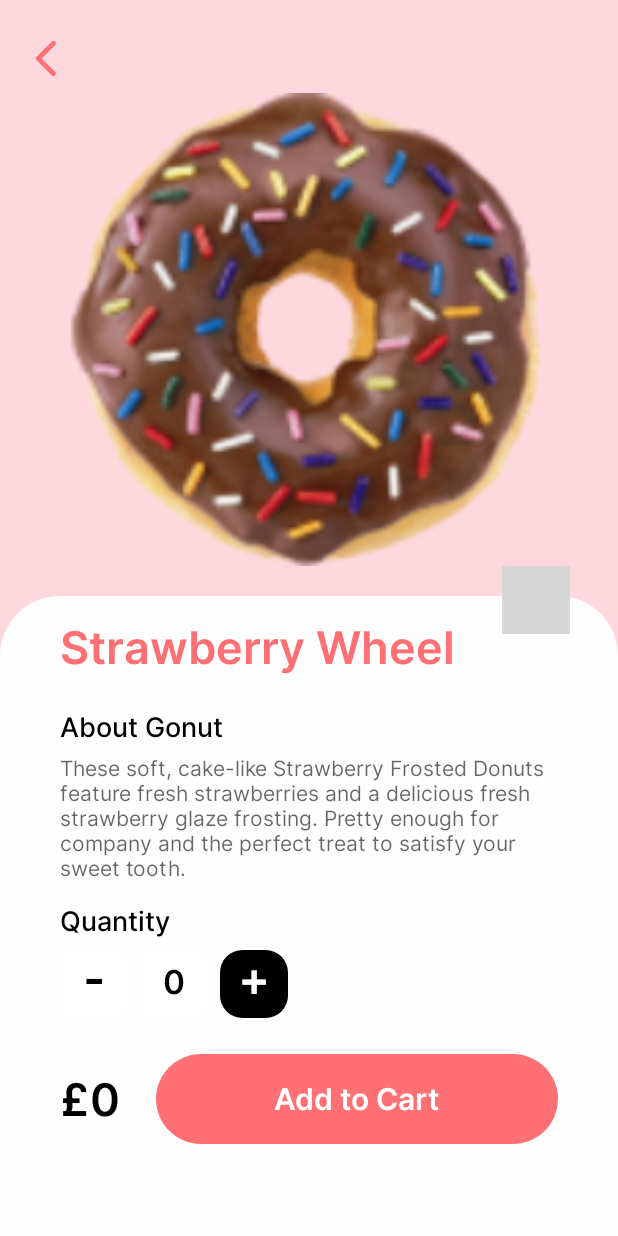
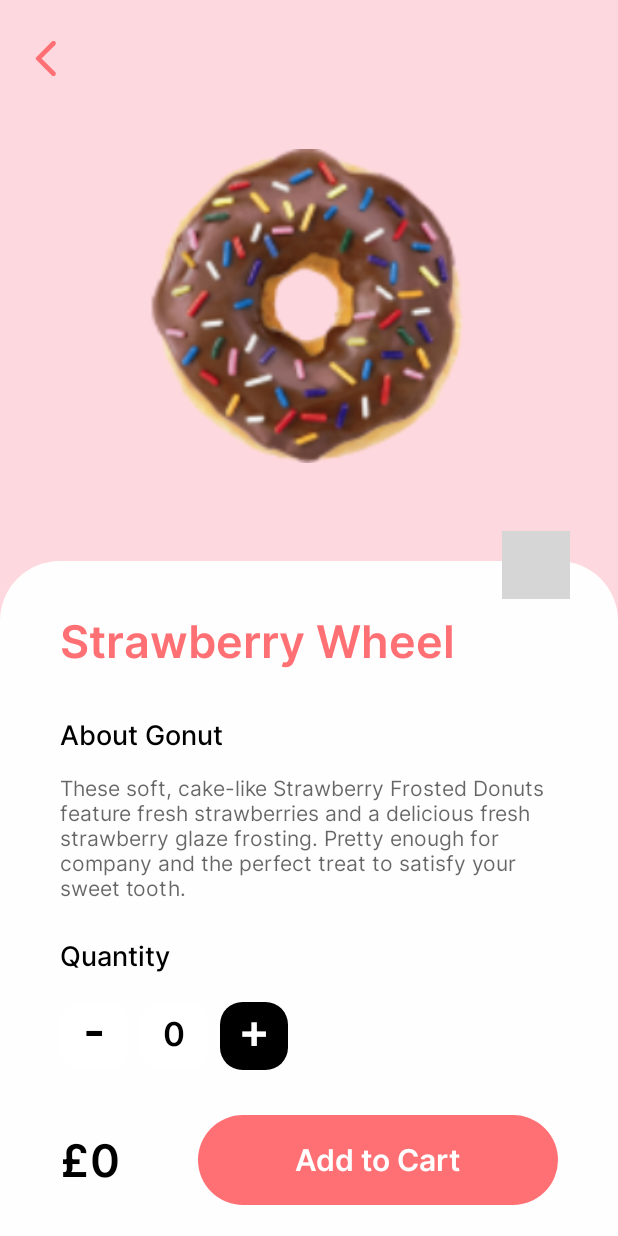
Before and after one commit to mosayed01/My-Donuts, an Android app built with Jetpack Compose: the @Preview function Preview, on a phone screen of 412 x 824 dp. Run offline under Robolectric (Android 15) with nearby library versions, the phone set to English and light mode, and no system bars; our stand-ins replace accompanist; grey boxes are pictures that could not be loaded.

Commit message:
sadly: match design spacing

```diff
--- a/app/src/main/java/com/mooncake/mydonuts/presntation/screens/donuts_details/DonutsDetailsScreen.kt
+++ b/app/src/main/java/com/mooncake/mydonuts/presntation/screens/donuts_details/DonutsDetailsScreen.kt
@@ -1,7 +1,6 @@
 package com.mooncake.mydonuts.presntation.screens.donuts_details
 
 import androidx.compose.animation.Crossfade
-import androidx.compose.animation.animateContentSize
 import androidx.compose.foundation.Image
 import androidx.compose.foundation.background
 import androidx.compose.foundation.clickable
@@ -13,6 +12,7 @@ import androidx.compose.foundation.layout.fillMaxSize
 import androidx.compose.foundation.layout.fillMaxWidth
 import androidx.compose.foundation.layout.padding
 import androidx.compose.foundation.layout.size
+import androidx.compose.foundation.layout.width
 import androidx.compose.foundation.shape.CircleShape
 import androidx.compose.foundation.shape.RoundedCornerShape
 import androidx.compose.material3.Icon
@@ -22,6 +22,7 @@ import androidx.compose.runtime.Composable
 import androidx.compose.runtime.collectAsState
 import androidx.compose.runtime.getValue
 import androidx.compose.ui.Alignment
+import androidx.compose.ui.Alignment.Companion.CenterHorizontally
 import androidx.compose.ui.Modifier
 import androidx.compose.ui.draw.clip
 import androidx.compose.ui.layout.ContentScale
@@ -59,11 +60,7 @@ fun DonutsDetailsScreenContent(
     listener: DonutsDetailsInteractionsListener,
     modifier: Modifier = Modifier
 ) {
-    Column(
-        modifier = modifier
-            .fillMaxSize()
-            .background(state.color),
-    ) {
+    Column(modifier = modifier.fillMaxSize().background(state.color)) {
         Icon(
             painter = painterResource(id = R.drawable.ic_arrow_back),
             contentDescription = "back",
@@ -76,12 +73,12 @@ fun DonutsDetailsScreenContent(
         Image(
             painter = painterResource(id = state.image), contentDescription = "image",
             modifier = Modifier
-                .fillMaxWidth()
+                .size(300.dp)
                 .padding(horizontal = 40.dp)
-                .padding(top = 8.dp),
-            contentScale = ContentScale.FillWidth
+                .align(CenterHorizontally),
+            contentScale = ContentScale.Fit
         )
-        BottomSheetContent(state, listener)
+        BottomSheetContent(state, listener, modifier = Modifier.weight(1f))
     }
 }
 
@@ -104,26 +101,26 @@ fun BottomSheetContent(
             Text(
                 text = state.name,
                 style = MaterialTheme.typography.headlineLarge.copy(color = Pink),
-                modifier = Modifier.padding(top = 16.dp)
+                modifier = Modifier.padding(top = 35.dp)
             )
             Text(
                 text = "About Gonut",
                 style = MaterialTheme.typography.titleMedium.copy(color = Black),
-                modifier = Modifier.padding(top = 24.dp)
+                modifier = Modifier.padding(top = 33.dp)
             )
             Text(
                 text = state.about,
                 style = MaterialTheme.typography.bodyMedium.copy(color = Black60),
-                modifier = Modifier.padding(top = 8.dp)
+                modifier = Modifier.padding(top = 16.dp)
             )
             Text(
                 text = "Quantity", style = MaterialTheme.typography.titleMedium.copy(color = Black),
-                modifier = Modifier.padding(top = 16.dp)
+                modifier = Modifier.padding(top = 26.dp)
             )
             Row(
                 verticalAlignment = Alignment.CenterVertically,
                 horizontalArrangement = Arrangement.spacedBy(8.dp),
-                modifier = Modifier.padding(top = 8.dp)
+                modifier = Modifier.padding(top = 19.dp)
             ) {
                 Text(
                     text = "-",
@@ -160,9 +157,11 @@ fun BottomSheetContent(
                 )
             }
             Row(
-                horizontalArrangement = Arrangement.spacedBy(24.dp),
+                horizontalArrangement = Arrangement.SpaceBetween,
                 verticalAlignment = Alignment.CenterVertically,
-                modifier = Modifier.padding(top = 24.dp, bottom = 8.dp)
+                modifier = Modifier
+                    .fillMaxWidth()
+                    .padding(top = 30.dp, bottom = 16.dp)
             ) {
                 Text(text = "£${state.totalPrice}", style = MaterialTheme.typography.headlineLarge)
                 ButtonHasText(
@@ -170,7 +169,7 @@ fun BottomSheetContent(
                     onClick = { /*TODO*/ },
                     containerColor = Pink,
                     textColor = White,
-                    modifier = Modifier.fillMaxWidth().animateContentSize()
+                    modifier = Modifier.width(240.dp)
                 )
             }
         }
```
